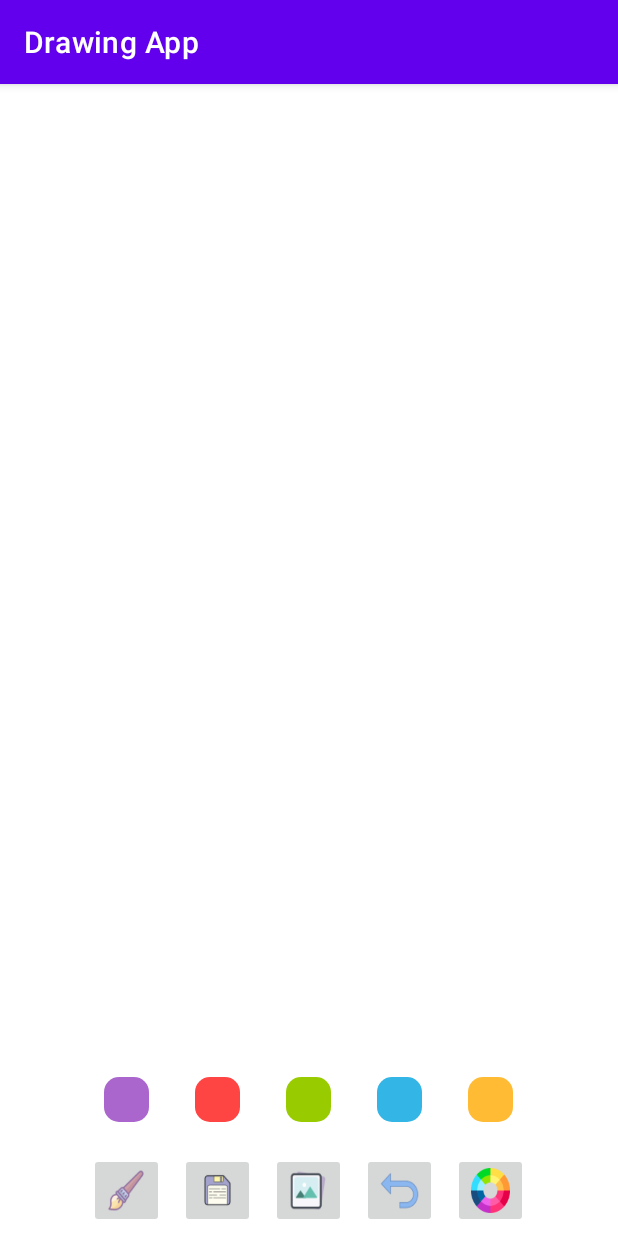
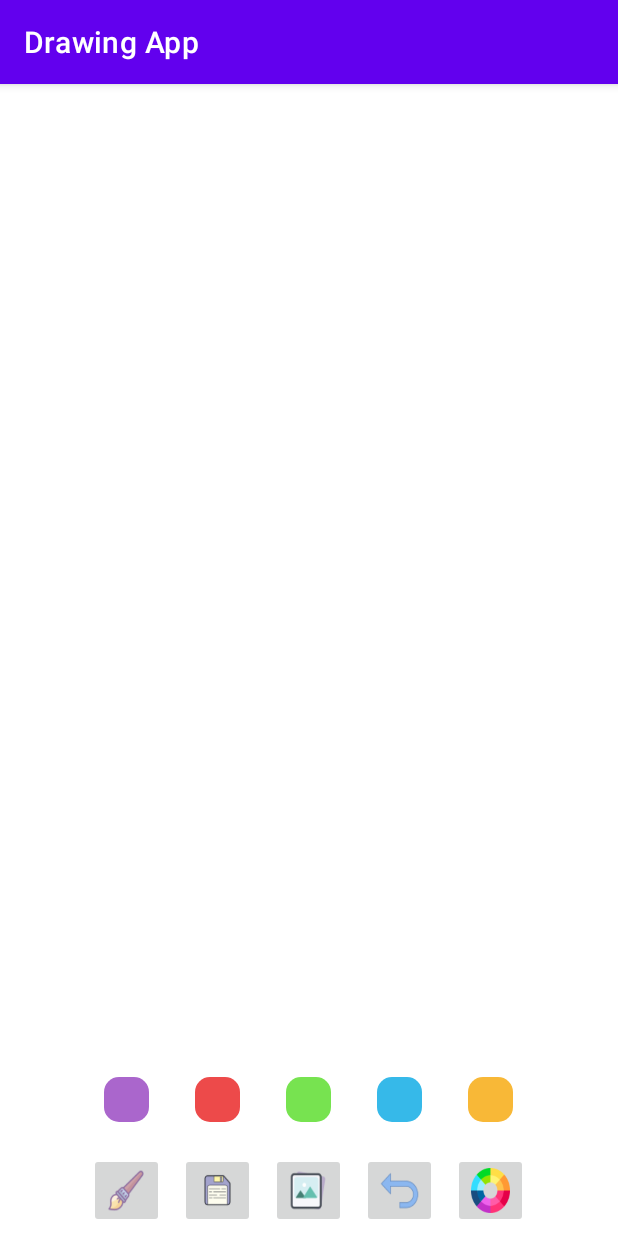
Before and after one commit to Nokheenig/Android_Kotlin_Drawing_App, an Android app: the screen it shows after launch (MainActivity), on a phone screen of 412 x 824 dp. Run offline under Robolectric (Android 15) with nearby library versions, the phone set to English and light mode, and no system bars.

Commit message:
148. New feature - Change brush color with color preset buttons

```diff
--- a/app/src/main/java/com/mydomain/drawingapp/DrawingView.kt
+++ b/app/src/main/java/com/mydomain/drawingapp/DrawingView.kt
@@ -106,5 +106,10 @@ class DrawingView (context: Context, attrs: AttributeSet) : View(context, attrs)
         drawPaint.strokeWidth = brushSize
     }
 
+    fun setColor(newColor: String) {
+        color = Color.parseColor(newColor)
+        drawPaint.color = color
+    }
+
     internal inner class FingerPath(var color: Int, var brushThickness : Float) : Path()
 }
--- a/app/src/main/java/com/mydomain/drawingapp/MainActivity.kt
+++ b/app/src/main/java/com/mydomain/drawingapp/MainActivity.kt
@@ -3,17 +3,35 @@ package com.mydomain.drawingapp
 import android.app.Dialog
 import androidx.appcompat.app.AppCompatActivity
 import android.os.Bundle
+import android.view.View
 import android.widget.ImageButton
 import android.widget.SeekBar
 import android.widget.TextView
 
-class MainActivity : AppCompatActivity() {
+class MainActivity : AppCompatActivity(), View.OnClickListener {
     private lateinit var drawingView: DrawingView
     private lateinit var brushButton: ImageButton
+    private lateinit var  purpleButton: ImageButton
+    private lateinit var  redButton: ImageButton
+    private lateinit var  orangeButton: ImageButton
+    private lateinit var  greenButton: ImageButton
+    private lateinit var  blueButton: ImageButton
     override fun onCreate(savedInstanceState: Bundle?) {
         super.onCreate(savedInstanceState)
         setContentView(R.layout.activity_main)
         brushButton = findViewById(R.id.brush_button)
+
+        purpleButton = findViewById(R.id.purple_button)
+        redButton = findViewById(R.id.red_button)
+        orangeButton = findViewById(R.id.orange_button)
+        greenButton = findViewById(R.id.green_button)
+        blueButton = findViewById(R.id.blue_button)
+
+        purpleButton.setOnClickListener(this)
+        redButton.setOnClickListener(this)
+        orangeButton.setOnClickListener(this)
+        greenButton.setOnClickListener(this)
+        blueButton.setOnClickListener(this)
 
         drawingView = findViewById(R.id.drawing_view)
         drawingView.changeBrushSize(23.toFloat())
@@ -45,4 +63,24 @@ class MainActivity : AppCompatActivity() {
         })
         brushDialog.show()
     }
+
+    override fun onClick(view: View?) {
+        when (view?.id) {
+            R.id.purple_button -> {
+                drawingView.setColor("@android:color/holo_purple")
+            }
+            R.id.red_button -> {
+                drawingView.setColor("#ED4A4A")
+            }
+            R.id.orange_button -> {
+                drawingView.setColor("#F8B837")
+            }
+            R.id.green_button -> {
+                drawingView.setColor("#77E350")
+            }
+            R.id.blue_button -> {
+                drawingView.setColor("#36B9E9")
+            }
+        }
+    }
 }
--- a/app/src/main/res/drawable-v24/blue_bg.xml
+++ b/app/src/main/res/drawable-v24/blue_bg.xml
@@ -14,7 +14,7 @@
     </item>
     <item android:state_focused="false" android:state_pressed="false">
         <shape android:shape="rectangle">
-            <solid android:color="@android:color/holo_blue_light" />
+            <solid android:color="#36B9E9" />
             <corners android:radius="10dp"/>
         </shape>
     </item>
--- a/app/src/main/res/drawable-v24/green_bg.xml
+++ b/app/src/main/res/drawable-v24/green_bg.xml
@@ -14,7 +14,7 @@
     </item>
     <item android:state_focused="false" android:state_pressed="false">
         <shape android:shape="rectangle">
-            <solid android:color="@android:color/holo_green_light" />
+            <solid android:color="#77E350" />
             <corners android:radius="10dp"/>
         </shape>
     </item>
--- a/app/src/main/res/drawable-v24/orange_bg.xml
+++ b/app/src/main/res/drawable-v24/orange_bg.xml
@@ -14,7 +14,7 @@
     </item>
     <item android:state_focused="false" android:state_pressed="false">
         <shape android:shape="rectangle">
-            <solid android:color="@android:color/holo_orange_light" />
+            <solid android:color="#F8B837" />
             <corners android:radius="10dp"/>
         </shape>
     </item>
--- a/app/src/main/res/drawable-v24/red_bg.xml
+++ b/app/src/main/res/drawable-v24/red_bg.xml
@@ -14,7 +14,7 @@
     </item>
     <item android:state_focused="false" android:state_pressed="false">
         <shape android:shape="rectangle">
-            <solid android:color="@android:color/holo_red_light" />
+            <solid android:color="#ED4A4A" />
             <corners android:radius="10dp"/>
         </shape>
     </item>
--- a/app/src/main/res/layout/activity_main.xml
+++ b/app/src/main/res/layout/activity_main.xml
@@ -28,31 +28,31 @@
         android:gravity="center"
         android:layout_above="@+id/linear_l3">
 
-        <androidx.appcompat.widget.AppCompatImageButton            android:id="@+id/purple_button"
+        <ImageButton           android:id="@+id/purple_button"
             android:layout_width="30dp"
             android:layout_height="30dp"
             android:layout_margin="15dp"
             android:background="@drawable/purple_bg"/>
 
-        <androidx.appcompat.widget.AppCompatImageButton            android:id="@+id/red_button"
+        <ImageButton            android:id="@+id/red_button"
             android:layout_width="30dp"
             android:layout_height="30dp"
             android:layout_margin="15dp"
             android:background="@drawable/red_bg"/>
 
-        <androidx.appcompat.widget.AppCompatImageButton            android:id="@+id/green_button"
+        <ImageButton            android:id="@+id/green_button"
             android:layout_width="30dp"
             android:layout_height="30dp"
             android:layout_margin="15dp"
             android:background="@drawable/green_bg"/>
 
-        <androidx.appcompat.widget.AppCompatImageButton            android:id="@+id/blue_button"
+        <ImageButton            android:id="@+id/blue_button"
             android:layout_width="30dp"
             android:layout_height="30dp"
             android:layout_margin="15dp"
             android:background="@drawable/blue_bg"/>
 
-        <androidx.appcompat.widget.AppCompatImageButton            android:id="@+id/orange_button"
+        <ImageButton            android:id="@+id/orange_button"
             android:layout_width="30dp"
             android:layout_height="30dp"
             android:layout_margin="15dp"
@@ -66,31 +66,31 @@
         android:layout_alignParentBottom="true"
         android:gravity="center">
 
-        <androidx.appcompat.widget.AppCompatImageButton            android:id="@+id/brush_button"
+        <ImageButton            android:id="@+id/brush_button"
             android:layout_width="50dp"
             android:layout_height="50dp"
             android:layout_margin="5dp"
             android:scaleType="fitXY"
             android:src="@drawable/ic_brush"/>
-        <androidx.appcompat.widget.AppCompatImageButton            android:id="@+id/save_button"
+        <ImageButton            android:id="@+id/save_button"
             android:layout_width="50dp"
             android:layout_height="50dp"
             android:layout_margin="5dp"
             android:scaleType="fitXY"
             android:src="@drawable/ic_save"/>
-        <androidx.appcompat.widget.AppCompatImageButton            android:id="@+id/gallery_button"
+        <ImageButton            android:id="@+id/gallery_button"
             android:layout_width="50dp"
             android:layout_height="50dp"
             android:layout_margin="5dp"
             android:scaleType="fitXY"
             android:src="@drawable/ic_gallery"/>
-        <androidx.appcompat.widget.AppCompatImageButton            android:id="@+id/undo_button"
+        <ImageButton            android:id="@+id/undo_button"
             android:layout_width="50dp"
             android:layout_height="50dp"
             android:layout_margin="5dp"
             android:scaleType="fitXY"
             android:src="@drawable/ic_undo"/>
-        <androidx.appcompat.widget.AppCompatImageButton            android:id="@+id/color_picker_button"
+        <ImageButton            android:id="@+id/color_picker_button"
             android:layout_width="50dp"
             android:layout_height="50dp"
             android:layout_margin="5dp"
```
